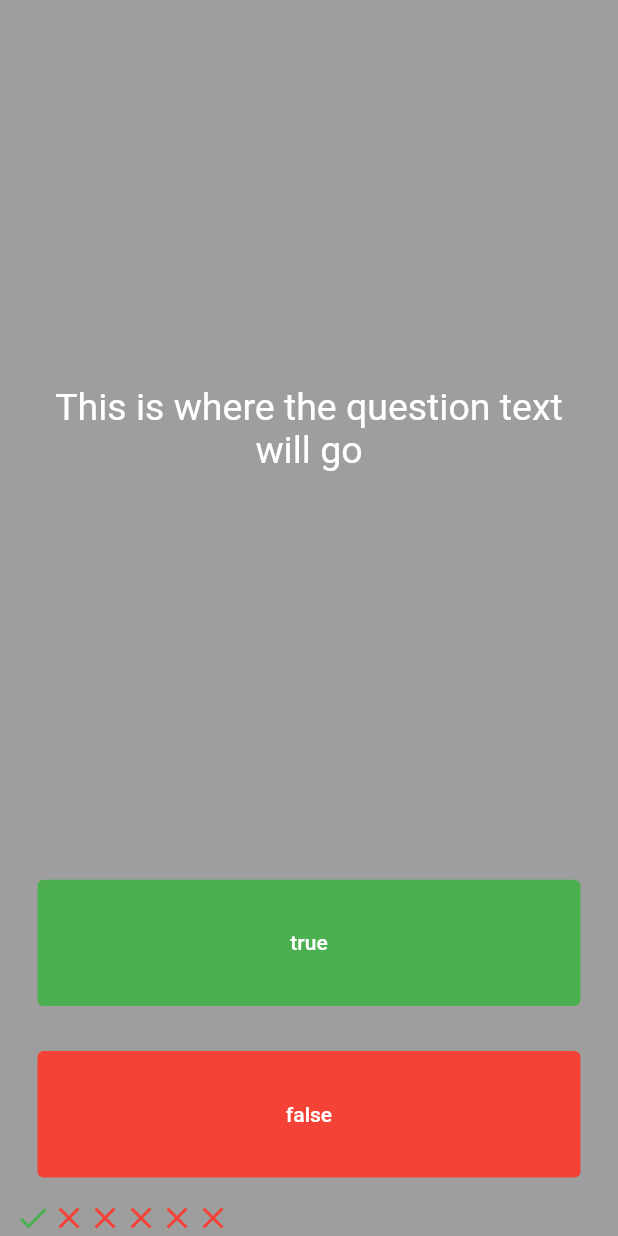
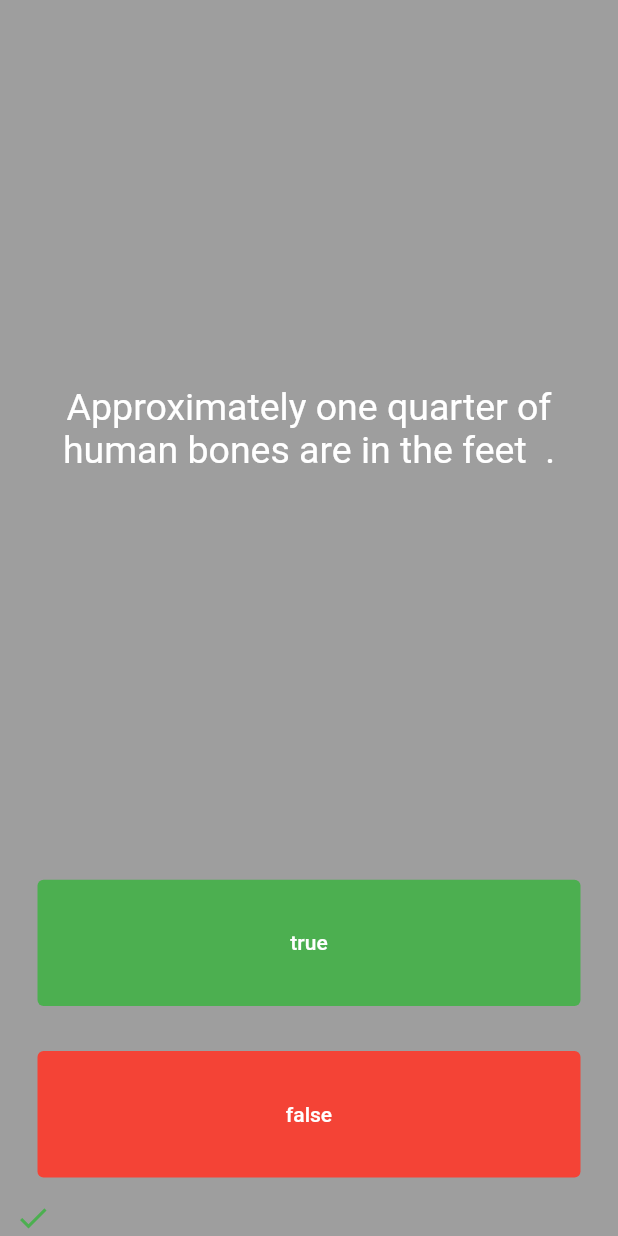
Before and after one commit to Mussa-Adolai/Quizzeler-Flutter, a Flutter app: the screen it shows after launch, after a tap on "true", on a phone screen of 412 x 824 dp. Run offline on Flutter 3.47's test engine with Material 2 defaults, Android fonts, the phone set to English and light mode, and no system bars.

Commit message:
questionNext1

```diff
--- a/lib/main.dart
+++ b/lib/main.dart
@@ -5,6 +5,7 @@ import 'package:flutter/material.dart';
 void main() {
   runApp(
     MaterialApp(
+      debugShowCheckedModeBanner: false,
       home: Quizzler(),
     ),
   );
@@ -33,32 +34,13 @@ class QuizPage extends StatefulWidget {
 }
 
 class _QuizPageState extends State<QuizPage> {
-  List<Icon> scoreKeeper = [
-    Icon(
-      Icons.check,
-      color: Colors.green,
-    ),
-    Icon(
-      Icons.close,
-      color: Colors.red,
-    ),
-    Icon(
-      Icons.close,
-      color: Colors.red,
-    ),
-    Icon(
-      Icons.close,
-      color: Colors.red,
-    ),
-    Icon(
-      Icons.close,
-      color: Colors.red,
-    ),
-    Icon(
-      Icons.close,
-      color: Colors.red,
-    ),
+  List<Icon> scoreKeeper = [];
+  List<String> questions = [
+    'You can lead a cow down stairs but not up stairs .',
+    'Approximately one quarter of human bones are in the feet  .',
+    'A slug\'s blood is green.',
   ];
+  int questionNumber = 0;
   @override
   Widget build(BuildContext context) {
     return Column(
@@ -71,7 +53,8 @@ class _QuizPageState extends State<QuizPage> {
             child: Padding(
               padding: EdgeInsets.symmetric(horizontal: 10.0),
               child: Text(
-                'This is where the question text will go ',
+                // 'This is where the question text will go ',
+                questions[questionNumber],
                 textAlign: TextAlign.center,
                 style: TextStyle(
                   fontSize: 25.0,
@@ -89,7 +72,17 @@ class _QuizPageState extends State<QuizPage> {
                 backgroundColor: Colors.green,
                 primary: Colors.white,
               ),
-              onPressed: () {},
+              onPressed: () {
+                setState(() {
+                  questionNumber++;
+                  scoreKeeper.add(
+                    Icon(
+                      Icons.check,
+                      color: Colors.green,
+                    ),
+                  );
+                });
+              },
               child: Text(
                 'true',
                 style: TextStyle(
@@ -107,7 +100,18 @@ class _QuizPageState extends State<QuizPage> {
                 backgroundColor: Colors.red,
                 primary: Colors.white,
               ),
-              onPressed: () {},
+              onPressed: () {
+                setState(() {
+                  questionNumber++;
+
+                  scoreKeeper.add(
+                    Icon(
+                      Icons.check,
+                      color: Colors.green,
+                    ),
+                  );
+                });
+              },
               child: Text(
                 'false',
                 style: TextStyle(
```
